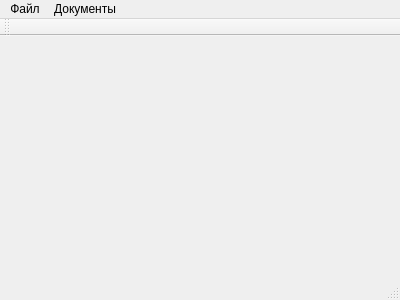
Before: the Qt Designer form mainwindow.ui in drWebber/CourseWork, drawn with Qt 5.
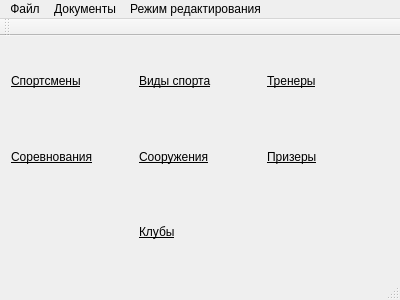
After: the same form once the commit is applied.

The edit to the form file:
```diff
--- a/mainwindow.ui
+++ b/mainwindow.ui
@@ -14,7 +14,61 @@
    <string>MainWindow</string>
   </property>
   <widget class="QWidget" name="centralWidget">
-   <layout class="QGridLayout" name="gridLayout"/>
+   <layout class="QGridLayout" name="gridLayout">
+    <item row="0" column="0">
+     <layout class="QGridLayout" name="gridLayout_2">
+      <item row="1" column="0">
+       <widget class="QLabel" name="label_5">
+        <property name="text">
+         <string>&lt;html&gt;&lt;head/&gt;&lt;body&gt;&lt;p&gt;&lt;span style=&quot; text-decoration: underline;&quot;&gt;Соревнования&lt;/span&gt;&lt;/p&gt;&lt;/body&gt;&lt;/html&gt;</string>
+        </property>
+       </widget>
+      </item>
+      <item row="0" column="0">
+       <widget class="QLabel" name="label_4">
+        <property name="text">
+         <string>&lt;html&gt;&lt;head/&gt;&lt;body&gt;&lt;p&gt;&lt;span style=&quot; text-decoration: underline;&quot;&gt;Спортсмены&lt;/span&gt;&lt;/p&gt;&lt;/body&gt;&lt;/html&gt;</string>
+        </property>
+       </widget>
+      </item>
+      <item row="1" column="2">
+       <widget class="QLabel" name="label_8">
+        <property name="text">
+         <string>&lt;html&gt;&lt;head/&gt;&lt;body&gt;&lt;p&gt;&lt;span style=&quot; text-decoration: underline;&quot;&gt;Призеры&lt;/span&gt;&lt;/p&gt;&lt;/body&gt;&lt;/html&gt;</string>
+        </property>
+       </widget>
+      </item>
+      <item row="0" column="1">
+       <widget class="QLabel" name="label_3">
+        <property name="text">
+         <string>&lt;html&gt;&lt;head/&gt;&lt;body&gt;&lt;p&gt;&lt;span style=&quot; text-decoration: underline;&quot;&gt;Виды спорта&lt;/span&gt;&lt;/p&gt;&lt;/body&gt;&lt;/html&gt;</string>
+        </property>
+       </widget>
+      </item>
+      <item row="0" column="2">
+       <widget class="QLabel" name="label_7">
+        <property name="text">
+         <string>&lt;html&gt;&lt;head/&gt;&lt;body&gt;&lt;p&gt;&lt;span style=&quot; text-decoration: underline;&quot;&gt;Тренеры&lt;/span&gt;&lt;/p&gt;&lt;/body&gt;&lt;/html&gt;</string>
+        </property>
+       </widget>
+      </item>
+      <item row="1" column="1">
+       <widget class="QLabel" name="label">
+        <property name="text">
+         <string>&lt;html&gt;&lt;head/&gt;&lt;body&gt;&lt;p&gt;&lt;span style=&quot; text-decoration: underline;&quot;&gt;Сооружения&lt;/span&gt;&lt;/p&gt;&lt;/body&gt;&lt;/html&gt;</string>
+        </property>
+       </widget>
+      </item>
+      <item row="2" column="1">
+       <widget class="QLabel" name="label_10">
+        <property name="text">
+         <string>&lt;html&gt;&lt;head/&gt;&lt;body&gt;&lt;p&gt;&lt;span style=&quot; text-decoration: underline;&quot;&gt;Клубы&lt;/span&gt;&lt;/p&gt;&lt;/body&gt;&lt;/html&gt;</string>
+        </property>
+       </widget>
+      </item>
+     </layout>
+    </item>
+   </layout>
   </widget>
   <widget class="QMenuBar" name="menuBar">
    <property name="geometry">
@@ -46,8 +100,14 @@
     <addaction name="actClubCompetitionViewer"/>
     <addaction name="actParticipationViewer"/>
    </widget>
+   <widget class="QMenu" name="menu_3">
+    <property name="title">
+     <string>Режим редактирования</string>
+    </property>
+   </widget>
    <addaction name="menu"/>
    <addaction name="menu_2"/>
+   <addaction name="menu_3"/>
   </widget>
   <widget class="QToolBar" name="mainToolBar">
    <attribute name="toolBarArea">
```
